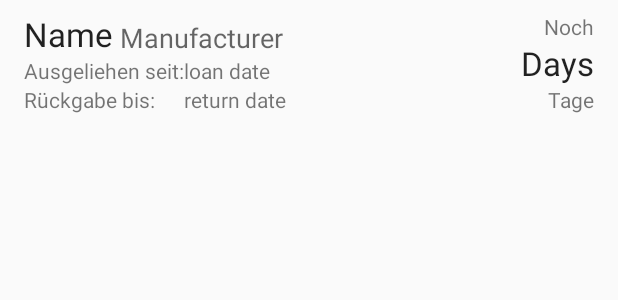
After one commit to celineellenanna/Gadgeothek, an Android app: the layout loan_row.xml on its own in the app's theme, with its tools: preview values and no code run, on a phone screen of 412 x 824 dp. The commit adds this screen. Shown: the top 300 px of the screen. Run offline under Robolectric (Android 15) with nearby library versions, the phone set to English and light mode, and no system bars.

Commit message:
Ausleiheliste fertig

```diff
--- a/app/src/main/java/coolio/gadgeothek/GadgetRVAdapter.java
+++ b/app/src/main/java/coolio/gadgeothek/GadgetAdapter.java
@@ -10,11 +10,11 @@ import java.util.List;
 
 import ch.hsr.mge.gadgeothek.domain.Gadget;
 
-public class GadgetRVAdapter extends RecyclerView.Adapter<GadgetViewHolder>{
+public class GadgetAdapter extends RecyclerView.Adapter<GadgetViewHolder>{
 
     List<Gadget> gadgets;
 
-    GadgetRVAdapter(List<Gadget> gadgets){
+    GadgetAdapter(List<Gadget> gadgets){
         this.gadgets = gadgets;
     }
 
@@ -34,7 +34,7 @@ public class GadgetRVAdapter extends RecyclerView.Adapter<GadgetViewHolder>{
         gadgetViewHolder.name.setText(gadgets.get(i).getName());
         gadgetViewHolder.manufacturer.setText(gadgets.get(i).getManufacturer());
         gadgetViewHolder.condition.setText(gadgets.get(i).getCondition().toString());
-        gadgetViewHolder.price.setText(""+gadgets.get(i).getPrice());
+        gadgetViewHolder.price.setText("" + gadgets.get(i).getPrice());
         //gadgetViewHolder.inventoryNumber.setText(gadgets.get(i).getInventoryNumber());
 
     }
--- a/app/src/main/java/coolio/gadgeothek/GadgetViewHolder.java
+++ b/app/src/main/java/coolio/gadgeothek/GadgetViewHolder.java
@@ -10,7 +10,6 @@ public class GadgetViewHolder extends RecyclerView.ViewHolder {
     TextView name;
     TextView manufacturer;
     TextView price;
-    //TextView inventoryNumber;
     TextView condition;
 
     GadgetViewHolder(View itemView) {
@@ -19,7 +18,6 @@ public class GadgetViewHolder extends RecyclerView.ViewHolder {
         name = (TextView)itemView.findViewById(R.id.gadget_name);
         manufacturer = (TextView)itemView.findViewById(R.id.gadget_manufacturer);
         price = (TextView)itemView.findViewById(R.id.gadget_price);
-        //inventoryNumber = (TextView)itemView.findViewById(R.id.gadget_inventoryNr);
         condition = (TextView)itemView.findViewById(R.id.gadget_condition);
     }
 }
--- a/app/src/main/java/coolio/gadgeothek/LoginFragment.java
+++ b/app/src/main/java/coolio/gadgeothek/LoginFragment.java
@@ -37,14 +37,13 @@ public class LoginFragment extends Fragment {
                     @Override
                     public void onCompletion(Boolean input) {
                         Toast.makeText(getActivity(), "Login successful", Toast.LENGTH_SHORT).show();
-
                         MainActivity activity = (MainActivity) getActivity();
                         activity.switchTo(new GadgetFragment());
                     }
 
                     @Override
                     public void onError(String message) {
-                        Toast.makeText(getActivity(),"Login failed",Toast.LENGTH_SHORT).show();
+                        Toast.makeText(getActivity(), "Login failed", Toast.LENGTH_SHORT).show();
                     }
                 });
             }
--- /dev/null
+++ b/app/src/main/res/layout/loan_row.xml
@@ -0,0 +1,114 @@
+<?xml version="1.0" encoding="utf-8"?>
+<RelativeLayout xmlns:android="http://schemas.android.com/apk/res/android"
+    android:layout_width="fill_parent"
+    android:layout_height="wrap_content"
+    android:orientation="vertical"
+    android:paddingEnd="16dp"
+    android:paddingRight="16dp"
+    android:paddingStart="16dp"
+    android:paddingLeft="16dp"
+    android:paddingTop="8dp"
+    android:paddingBottom="8dp"
+    android:minHeight="56dp">
+
+    <TextView
+        android:layout_width="wrap_content"
+        android:layout_height="wrap_content"
+        android:textAppearance="?android:attr/textAppearanceLarge"
+        android:text="Name"
+        android:id="@+id/loan_name"
+        android:layout_alignParentTop="true"
+        android:layout_alignParentLeft="true"
+        android:layout_alignParentStart="true" />
+
+    <TextView
+        android:layout_width="wrap_content"
+        android:layout_height="wrap_content"
+        android:textAppearance="?android:attr/textAppearanceMedium"
+        android:text="Manufacturer"
+        android:id="@+id/loan_manufacturer"
+        android:layout_alignBottom="@+id/loan_name"
+        android:layout_toRightOf="@+id/textView3"
+        android:layout_toEndOf="@+id/textView3" />
+
+    <TextView
+        android:layout_width="wrap_content"
+        android:layout_height="wrap_content"
+        android:textAppearance="?android:attr/textAppearanceMedium"
+        android:text=" "
+        android:id="@+id/textView3"
+        android:layout_alignTop="@+id/loan_manufacturer"
+        android:layout_toRightOf="@+id/loan_name"
+        android:layout_toEndOf="@+id/loan_name" />
+
+    <TextView
+        android:layout_width="wrap_content"
+        android:layout_height="wrap_content"
+        android:textAppearance="?android:attr/textAppearanceSmall"
+        android:text="Ausgeliehen seit:"
+        android:id="@+id/textView5"
+        android:layout_below="@+id/loan_name"
+        android:layout_alignParentLeft="true"
+        android:layout_alignParentStart="true" />
+
+    <TextView
+        android:layout_width="wrap_content"
+        android:layout_height="wrap_content"
+        android:textAppearance="?android:attr/textAppearanceSmall"
+        android:text="Rückgabe bis:"
+        android:id="@+id/textView7"
+        android:layout_below="@+id/textView5"
+        android:layout_alignParentLeft="true"
+        android:layout_alignParentStart="true" />
+
+    <TextView
+        android:layout_width="wrap_content"
+        android:layout_height="wrap_content"
+        android:textAppearance="?android:attr/textAppearanceSmall"
+        android:text="loan date"
+        android:id="@+id/loan_date"
+        android:layout_below="@+id/loan_manufacturer"
+        android:layout_toRightOf="@+id/textView5"
+        android:layout_toEndOf="@+id/textView5" />
+
+    <TextView
+        android:layout_width="wrap_content"
+        android:layout_height="wrap_content"
+        android:textAppearance="?android:attr/textAppearanceSmall"
+        android:text="return date"
+        android:id="@+id/loan_return_date"
+        android:layout_below="@+id/textView5"
+        android:layout_toRightOf="@+id/textView5"
+        android:layout_toEndOf="@+id/textView5" />
+
+    <TextView
+        android:layout_width="wrap_content"
+        android:layout_height="wrap_content"
+        android:textAppearance="?android:attr/textAppearanceSmall"
+        android:text="Noch"
+        android:id="@+id/textView8"
+        android:layout_alignParentTop="true"
+        android:layout_alignParentRight="true"
+        android:layout_alignParentEnd="true" />
+
+    <TextView
+        android:layout_width="wrap_content"
+        android:layout_height="wrap_content"
+        android:textAppearance="?android:attr/textAppearanceLarge"
+        android:text="Days"
+        android:id="@+id/loan_days_left"
+        android:layout_below="@+id/textView8"
+        android:layout_alignParentRight="true"
+        android:layout_alignParentEnd="true" />
+
+    <TextView
+        android:layout_width="wrap_content"
+        android:layout_height="wrap_content"
+        android:textAppearance="?android:attr/textAppearanceSmall"
+        android:text="Tage"
+        android:id="@+id/textView9"
+        android:layout_below="@+id/loan_days_left"
+        android:layout_alignParentRight="true"
+        android:layout_alignParentEnd="true" />
+
+</RelativeLayout>
--- a/app/src/main/res/values/strings.xml
+++ b/app/src/main/res/values/strings.xml
@@ -2,8 +2,6 @@
     <string name="app_name">Gadgeothek</string>
     <string name="action_settings">Settings</string>
 
-<!-- TODO: Remove or change this placeholder text -->
-    <string name="hello_blank_fragment">Hello blank fragment</string>
     <string name="title_activity_main">Gadgeothek</string>
 
     <string name="navigation_drawer_open">Open navigation drawer</string>
```
Also changed, not shown: app/src/main/java/ch/hsr/mge/gadgeothek/domain/Loan.java (+11 -0 lines), app/src/main/java/coolio/gadgeothek/GadgetFragment.java (+1 -11 lines), app/src/main/java/coolio/gadgeothek/LoanAdapter.java (added, +57 -0 lines), app/src/main/java/coolio/gadgeothek/LoanFragment.java (+28 -4 lines), app/src/main/java/coolio/gadgeothek/LoanViewHolder.java (added, +25 -0 lines), app/src/main/res/layout/fragment_loan.xml (+9 -5 lines).
